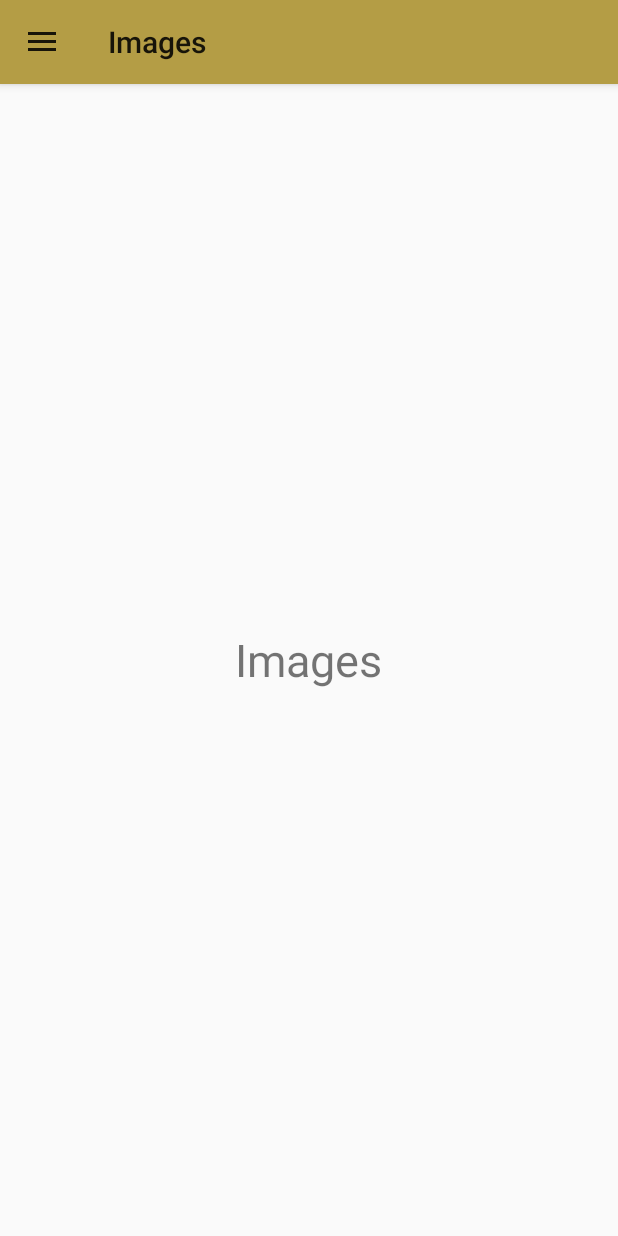
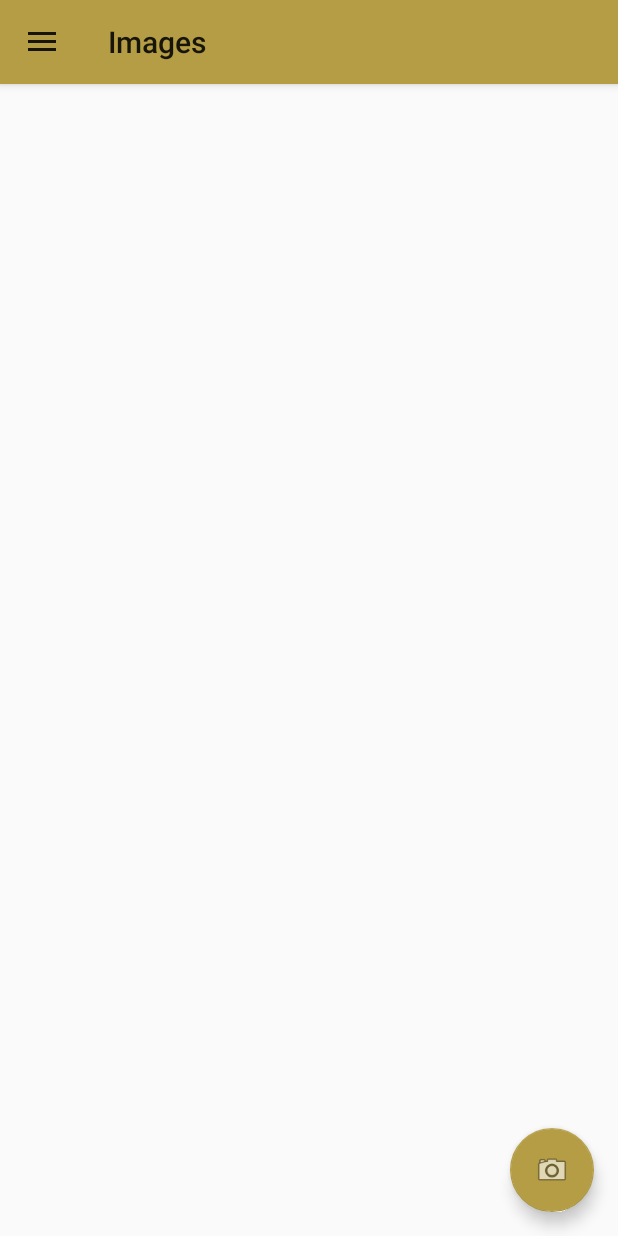
Before and after one commit to GoddessAphrael/Ochre, an Android app: the screen it shows after launch once a user with an empty profile is signed in (MainActivity), in the side drawer, after a tap on "Images", on a phone screen of 412 x 824 dp. Run offline under Robolectric (Android 15) with nearby library versions, the light colour scheme and no system bars; our stand-ins replace Firebase (no records; nobody signed in at launch, a user with empty details on screens opened directly).

Commit message:
Take Photos

```diff
--- a/app/src/main/java/com/teesside/yellowann/ImageFragment.java
+++ b/app/src/main/java/com/teesside/yellowann/ImageFragment.java
@@ -1,9 +1,11 @@
 package com.teesside.yellowann;
 
+import android.graphics.Bitmap;
 import android.os.Bundle;
 import android.view.LayoutInflater;
 import android.view.View;
 import android.view.ViewGroup;
+import android.widget.ImageView;
 
 import androidx.appcompat.app.AppCompatActivity;
 
@@ -12,12 +14,28 @@ import androidx.fragment.app.Fragment;
 
 public class ImageFragment extends Fragment
 {
+    private ImageView imageCapture;
+
     @Nullable
     @Override
     public View onCreateView(LayoutInflater inflater, @Nullable ViewGroup container, @Nullable Bundle savedInstanceState)
     {
-
         ((AppCompatActivity) getActivity()).getSupportActionBar().setTitle(R.string.images);
         return inflater.inflate(R.layout.fragment_image, container, false);
     }
+
+    @Override
+    public void onViewCreated(View v, Bundle savedInstanceState)
+    {
+        super.onViewCreated(v, savedInstanceState);
+
+        imageCapture = v.findViewById(R.id.new_image);
+
+        Bundle arguments = getArguments();
+        if (arguments != null)
+        {
+            Bitmap image  = arguments.getParcelable("image");
+            imageCapture.setImageBitmap(image);
+        }
+    }
 }
--- a/app/src/main/java/com/teesside/yellowann/ResetPasswordFragment.java
+++ b/app/src/main/java/com/teesside/yellowann/ResetPasswordFragment.java
@@ -53,7 +53,8 @@ public class ResetPasswordFragment extends Fragment
         UserEmail = v.findViewById(R.id.EmailRecovery);
 
         Bundle arguments = getArguments();
-        if (arguments != null) {
+        if (arguments != null)
+        {
             String email  = arguments.getString("email");
             UserEmail.setText(email);
         }
--- a/app/src/main/res/layout/activity_main.xml
+++ b/app/src/main/res/layout/activity_main.xml
@@ -12,18 +12,26 @@
     <LinearLayout
         android:layout_width="match_parent"
         android:layout_height="match_parent"
-        android:orientation="vertical">
+        android:orientation="vertical" >
 
-        <include
-            layout="@layout/toolbar"
-            android:layout_width="match_parent"
-            android:layout_height="wrap_content" />
+        <include layout="@layout/toolbar" />
 
         <FrameLayout
             android:id="@+id/fragment_container"
             app:layout_behavior="@string/appbar_scrolling_view_behavior"
             android:layout_width="match_parent"
-            android:layout_height="match_parent" />
+            android:layout_height="match_parent" >
+
+            <com.google.android.material.floatingactionbutton.FloatingActionButton
+                android:id="@+id/fab"
+                android:layout_width="wrap_content"
+                android:layout_height="wrap_content"
+                android:layout_gravity="end|bottom"
+                android:layout_margin="16dp"
+                android:clickable="true"
+                app:backgroundTint="@color/ochre_launcher_background"
+                app:srcCompat="@android:drawable/ic_menu_camera" />
+        </FrameLayout>
     </LinearLayout>
 
     <com.google.android.material.navigation.NavigationView
--- a/app/src/main/res/layout/fragment_image.xml
+++ b/app/src/main/res/layout/fragment_image.xml
@@ -3,11 +3,17 @@
     android:layout_width="match_parent"
     android:layout_height="match_parent" >
 
-    <TextView
-        android:layout_width="wrap_content"
-        android:layout_height="wrap_content"
-        android:text="@string/images"
-        android:textSize="30sp"
-        android:layout_centerInParent="true"/>
+    <ImageView
+        android:id="@+id/new_image"
+        android:layout_width="300dp"
+        android:layout_height="300dp"
+        android:layout_alignParentStart="true"
+        android:layout_alignParentTop="true"
+        android:layout_alignParentEnd="true"
+        android:layout_alignParentBottom="true"
+        android:layout_marginStart="16dp"
+        android:layout_marginTop="48dp"
+        android:layout_marginEnd="16dp"
+        android:layout_marginBottom="120dp" />
 
 </RelativeLayout>
```
Also changed, not shown: app/src/main/AndroidManifest.xml (+4 -6 lines), app/src/main/java/com/teesside/yellowann/MainActivity.java (+39 -0 lines), app/src/main/res/layout/fragment_home.xml (+5 -5 lines).
